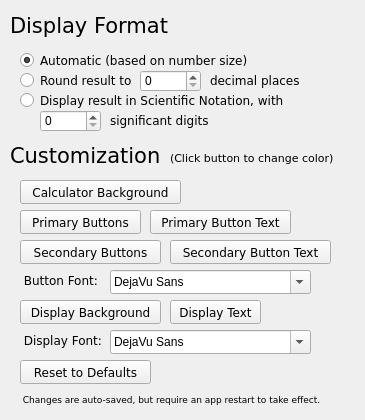
First picture: the form in settings.ui, repository bhs24651/numeric-engine, before the edit.
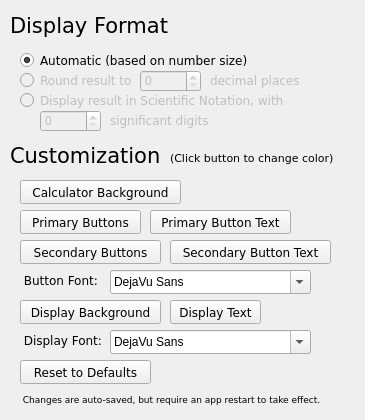
Second picture: the form after the edit.

Commit message: Disabled Display Format Settings

```diff
--- a/settings.ui
+++ b/settings.ui
@@ -68,6 +68,9 @@
     </property>
    </widget>
    <widget class="QRadioButton" name="round_format">
+    <property name="enabled">
+     <bool>false</bool>
+    </property>
     <property name="geometry">
      <rect>
       <x>20</x>
@@ -87,6 +90,9 @@
     </property>
    </widget>
    <widget class="QRadioButton" name="scientific_format">
+    <property name="enabled">
+     <bool>false</bool>
+    </property>
     <property name="geometry">
      <rect>
       <x>20</x>
@@ -106,6 +112,9 @@
     </property>
    </widget>
    <widget class="QSpinBox" name="round_spinBox">
+    <property name="enabled">
+     <bool>false</bool>
+    </property>
     <property name="geometry">
      <rect>
       <x>140</x>
@@ -116,6 +125,9 @@
     </property>
    </widget>
    <widget class="QLabel" name="dp_label">
+    <property name="enabled">
+     <bool>false</bool>
+    </property>
     <property name="geometry">
      <rect>
       <x>210</x>
@@ -134,6 +146,9 @@
     </property>
    </widget>
    <widget class="QLabel" name="sf_label">
+    <property name="enabled">
+     <bool>false</bool>
+    </property>
     <property name="geometry">
      <rect>
       <x>110</x>
@@ -152,6 +167,9 @@
     </property>
    </widget>
    <widget class="QSpinBox" name="scientific_spinBox">
+    <property name="enabled">
+     <bool>false</bool>
+    </property>
     <property name="geometry">
      <rect>
       <x>40</x>
```
